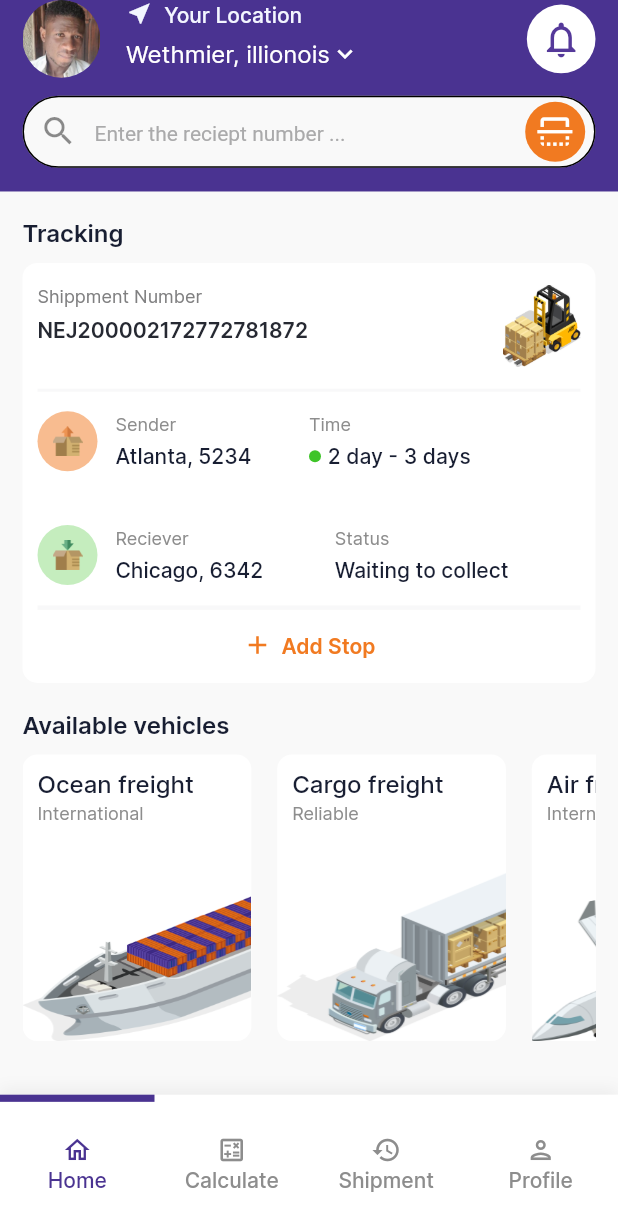
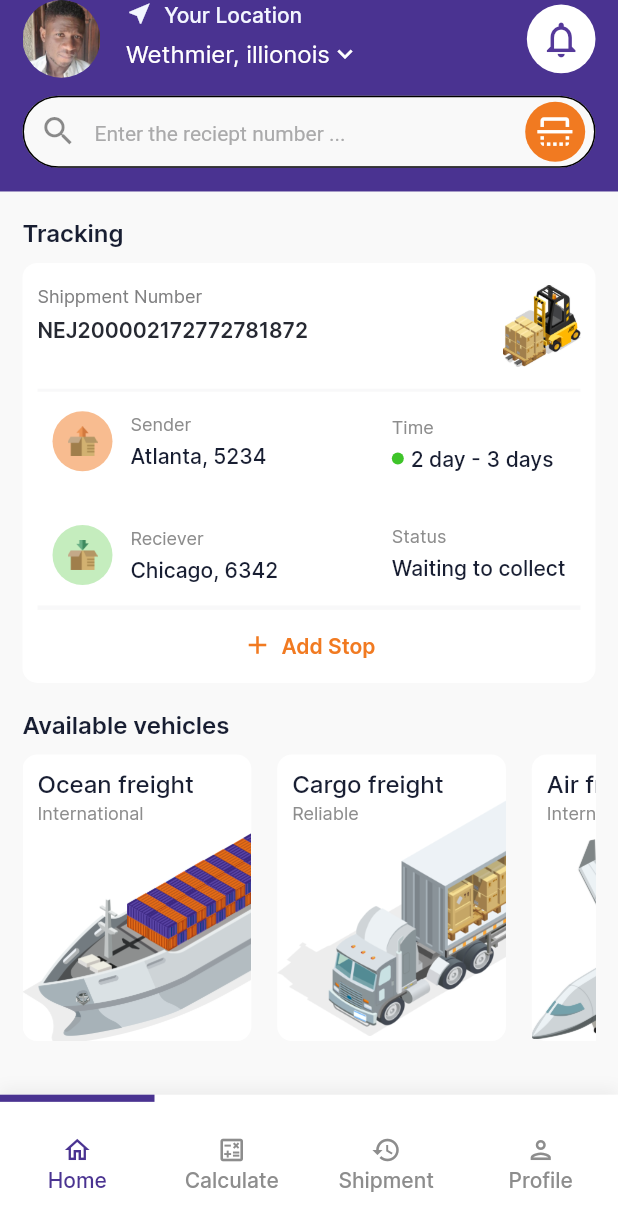
Before and after one commit to abiodundotdev/moniepoint_challenge_abiodun, a Flutter app: the screen it shows after launch, on a phone screen of 412 x 824 dp. Shown: the top 1231 px of the screen. Run offline on Flutter 3.47's test engine with Material 2 defaults, Android fonts, the phone set to English and light mode, and no system bars; our stand-ins replace dio, flutter_screenutil, gap, get_it, lottie.

Commit message:
Update appscaffold to accept fab

```diff
--- a/lib/main.dart
+++ b/lib/main.dart
@@ -24,6 +24,7 @@ class _AppState extends State<App> {
         minTextAdapt: true,
         builder: (context, child) {
           return MaterialApp(
+            debugShowCheckedModeBanner: false,
             navigatorKey: rootNavigatorKey,
             theme: AppTheme.of(context).light(context.theme),
             darkTheme: AppTheme.of(context).dark(context.theme),
--- a/lib/presentation/dashboard/home_page.dart
+++ b/lib/presentation/dashboard/home_page.dart
@@ -91,10 +91,15 @@ class _TrackingView extends StatelessWidget {
               thickness: 2,
             ),
             Gap(5.0.h),
-            Row(
+            Padding(
+              padding: const EdgeInsets.symmetric(horizontal: 10.0),
+              child: Row(
+                mainAxisAlignment: MainAxisAlignment.spaceBetween,
                 children: [
-                Expanded(
-                  child: InfoTile(
+                  Column(
+                    crossAxisAlignment: CrossAxisAlignment.start,
+                    children: [
+                      InfoTile(
                         leading: Container(
                           padding: const EdgeInsets.all(10.0),
                           decoration: ShapeDecoration(
@@ -110,9 +115,29 @@ class _TrackingView extends StatelessWidget {
                         title: "Sender",
                         content: "Atlanta, 5234",
                       ),
+                      Gap(30.0.h),
+                      InfoTile(
+                        leading: Container(
+                          padding: const EdgeInsets.all(10.0),
+                          decoration: ShapeDecoration(
+                            color: AppColors.green.withOpacity(.3),
+                            shape: const CircleBorder(),
                           ),
-                Expanded(
-                  child: InfoTile(
+                          child: Image(
+                            image: AppImages.incoming,
+                            width: context.theme.iconTheme.size,
+                            height: context.theme.iconTheme.size,
+                          ),
+                        ),
+                        title: "Reciever",
+                        content: "Chicago, 6342",
+                      ),
+                    ],
+                  ),
+                  Column(
+                    crossAxisAlignment: CrossAxisAlignment.start,
+                    children: [
+                      InfoTile(
                         title: "Time",
                         child: Row(
                           children: [
@@ -131,38 +156,15 @@ class _TrackingView extends StatelessWidget {
                           ],
                         ),
                       ),
+                      Gap(30.0.h),
+                      const InfoTile(
+                        title: "Status",
+                        content: "Waiting to collect",
+                      ),
+                    ],
                   )
                 ],
               ),
-            Gap(30.0.h),
-            Row(
-              children: [
-                Expanded(
-                  child: InfoTile(
-                    leading: Container(
-                      padding: const EdgeInsets.all(10.0),
-                      decoration: ShapeDecoration(
-                        color: AppColors.green.withOpacity(.3),
-                        shape: const CircleBorder(),
-                      ),
-                      child: Image(
-                        image: AppImages.incoming,
-                        width: context.theme.iconTheme.size,
-                        height: context.theme.iconTheme.size,
-                      ),
-                    ),
-                    title: "Reciever",
-                    content: "Chicago, 6342",
-                  ),
-                ),
-                Gap(30.0.w),
-                const Expanded(
-                  child: InfoTile(
-                    title: "Status",
-                    content: "Waiting to collect",
-                  ),
-                )
-              ],
             ),
             Gap(6.0.h),
             const Divider(
@@ -243,8 +245,7 @@ class __AvailableVehiclesViewState extends State<_AvailableVehiclesView> {
                     borderRadius: BorderRadius.circular(10.0),
                   ),
                 ),
-                child: Column(
-                  crossAxisAlignment: CrossAxisAlignment.start,
+                child: Stack(
                   children: [
                     Expanded(
                       flex: 3,
@@ -278,7 +279,7 @@ class __AvailableVehiclesViewState extends State<_AvailableVehiclesView> {
                         return Image(
                           width: cons.maxWidth,
                           image: vehicles[index].image,
-                          fit: BoxFit.fill,
+                          fit: BoxFit.cover,
                         );
                       }),
                     )
--- a/lib/presentation/widget/app_scaffold.dart
+++ b/lib/presentation/widget/app_scaffold.dart
@@ -6,6 +6,7 @@ enum _LayoutSlot {
   appBar,
   background,
   bottom,
+  fab,
 }
 
 //TODO: Assert when cleaning up
@@ -20,6 +21,7 @@ class AppScaffold extends StatefulWidget {
     this.appBar,
     this.padding,
     this.bottom,
+    this.fab,
   }) : super(key: key);
 
   final PreferredSizeWidget? appBar;
@@ -28,6 +30,7 @@ class AppScaffold extends StatefulWidget {
   final Widget? background;
   final bool shouldAnimate;
   final EdgeInsets? padding;
+  final Widget? fab;
   final PreferredSizeWidget? bottom;
   final Duration animationDuration;
 
--- a/pubspec.yaml
+++ b/pubspec.yaml
@@ -1,5 +1,5 @@
 name: moniepoint
-description: Ubenwa health coding challenge
+description: Moniepoint coding challenge
 
 
 publish_to: 'none'
```
Lines whose indentation alone changed are shown as unchanged.
